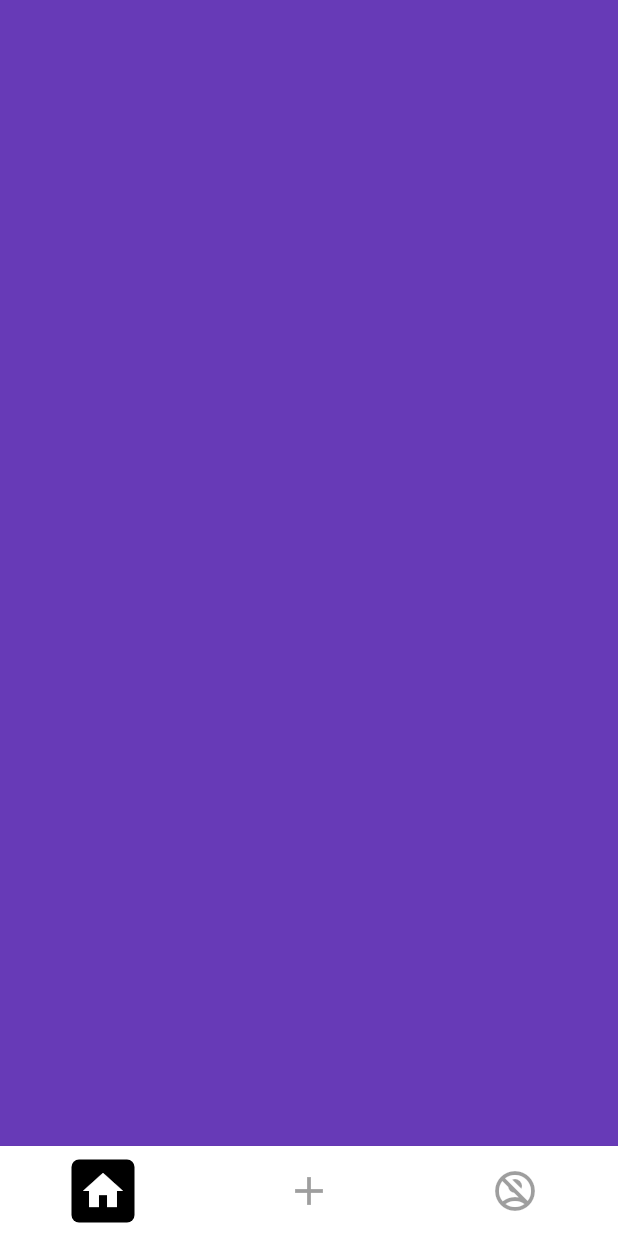
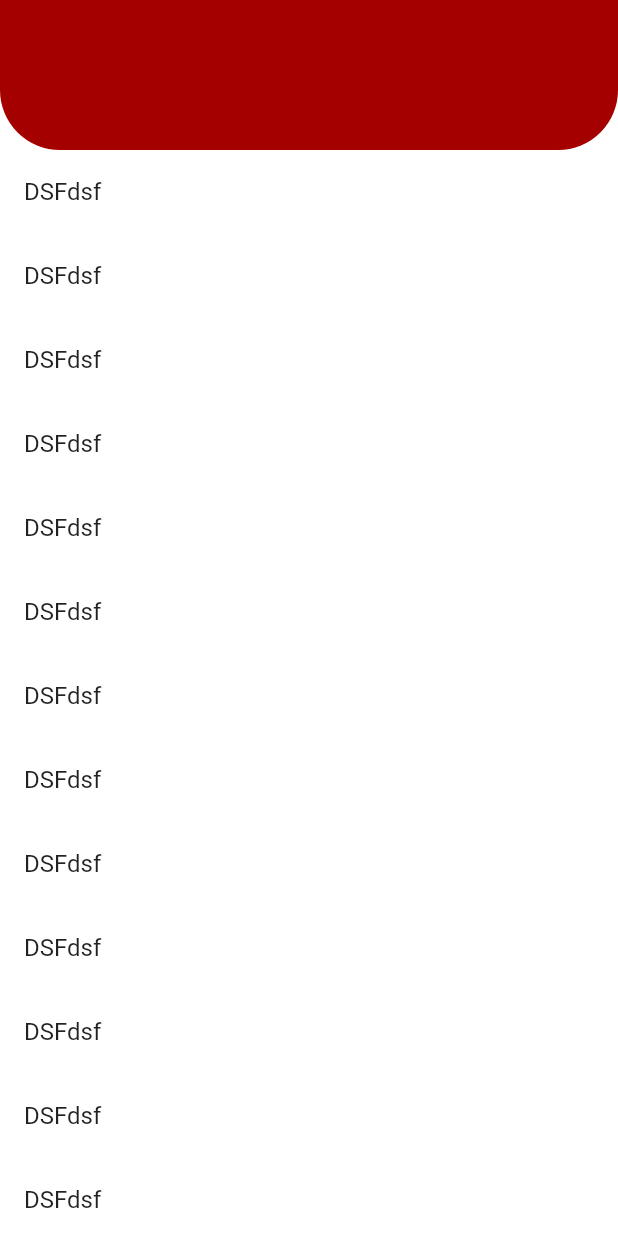
Before and after one commit to savagecarol/event_app, a Flutter app: the screen it shows after launch, on a phone screen of 412 x 824 dp. Run offline on Flutter 3.47's test engine with Material 2 defaults, Android fonts, the phone set to English and light mode, and no system bars; our stand-ins replace fluttertoast.

Commit message:
making code

```diff
--- a/lib/main.dart
+++ b/lib/main.dart
@@ -1,4 +1,5 @@
 import 'package:event_app/presentation/Auth.dart';
+import 'package:event_app/presentation/Settings.dart';
 import 'package:event_app/presentation/SplashPage.dart';
 import 'package:event_app/utils/string_constants.dart';
 import 'package:event_app/utils/url_constants.dart';
@@ -19,11 +20,12 @@ class MyApp extends StatelessWidget {
     return MaterialApp(
       title: StringConstants.appName,
       debugShowCheckedModeBanner: false,
-      initialRoute: Urlconstants.authUrl,
-      routes: {
-        Urlconstants.firstPageUrl : (context) => SplashPage(),
-        Urlconstants.authUrl : (context) => const Auth()
-      },
+      home: Settings(),
+      // initialRoute: Urlconstants.sett,
+      // routes: {
+      //   Urlconstants.firstPageUrl : (context) => SplashPage(),
+      //   Urlconstants.authUrl : (context) => const Auth()
+      // },
     );
   }
 }
--- /dev/null
+++ b/lib/presentation/Settings.dart
@@ -0,0 +1,48 @@
+import 'package:event_app/presentation/components/custom_text.dart';
+import 'package:event_app/utils/colors_constants.dart';
+import 'package:flutter/material.dart';
+import 'package:flutter/src/widgets/container.dart';
+import 'package:flutter/src/widgets/framework.dart';
+
+class Settings extends StatelessWidget {
+  const Settings({super.key});
+
+  Widget backgroundImageContainer() {
+    return Container(
+        height: 200,
+        color: ColorConstants.lightRed,
+        child: Center(
+          child: headingText("SETTINGS"),
+        ));
+  }
+
+  @override
+  Widget build(BuildContext context) {
+    return Scaffold(
+      backgroundColor: Colors.white,
+      body: CustomScrollView(slivers: [
+        SliverAppBar(
+          backgroundColor: Colors.white,
+          expandedHeight: 100,
+          flexibleSpace: FlexibleSpaceBar(
+              background: Container(
+                  decoration: BoxDecoration(
+            color: ColorConstants.darkRed,
+            borderRadius: const BorderRadius.only(
+              bottomRight: Radius.circular(40),
+              bottomLeft: Radius.circular(40),
+            ),
+          ))),
+
+          floating: true, // Your appBar appears immediately
+          pinned: true, // Your appBar pinned to top
+        ),
+        SliverList(delegate: SliverChildBuilderDelegate((context, index) {
+          return ListTile(
+            title: Text("DSFdsf"),
+          );
+        }))
+      ]),
+    );
+  }
+}
--- a/lib/utils/colors_constants.dart
+++ b/lib/utils/colors_constants.dart
@@ -8,10 +8,10 @@ import 'package:flutter/material.dart';
 
 class ColorConstants{
 
-static Color pink = const Color.fromRGBO(255,188,217,1);
-static Color lightPink = const Color.fromRGBO(225,193,222,1);
-static Color accentPink = const Color.fromRGBO(255,188,217,1);
-static Color lightBlue = const Color.fromRGBO(195,197,226,1);
-static Color blue = const Color.fromRGBO(165,202,231,1);
+static Color red = const Color.fromRGBO(209,49,60,1);
+static Color lightRed = const Color.fromRGBO(255,111,112,1);
+static Color darkRed = const Color.fromRGBO(165,0,0,1);
+static Color darkestRed = const Color.fromRGBO(102,0,0,1);
+static Color accentRed = const Color.fromRGBO(255,209,210,1);
 
 }
```
Also changed, not shown: lib/presentation/components/custom_text.dart (added, +35 -0 lines), lib/presentation/pages/profile.dart (+1 -44 lines).
